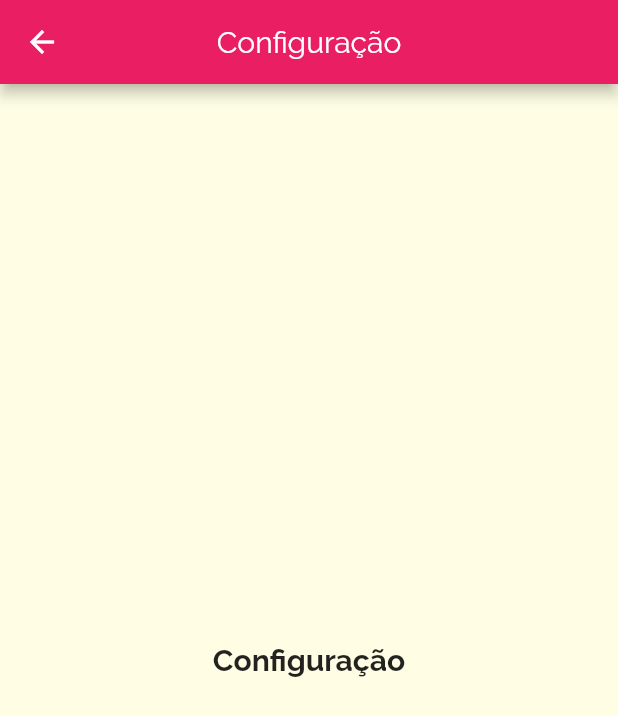
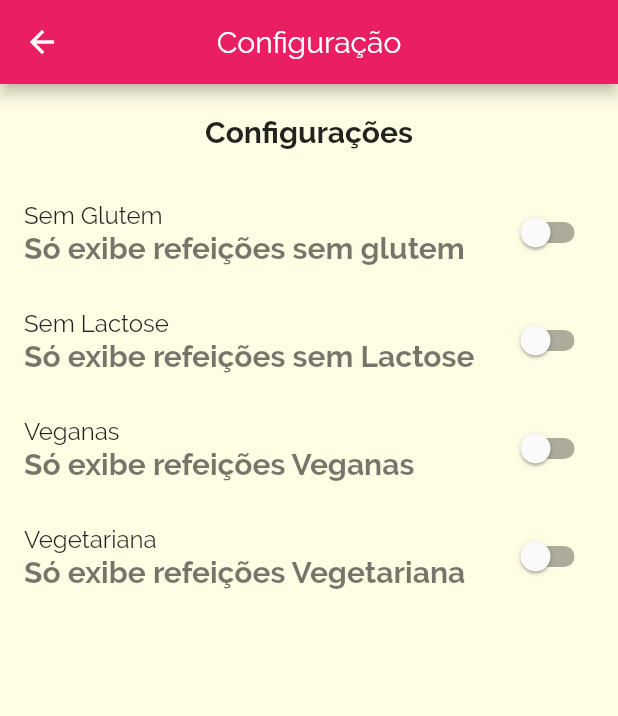
Before and after one commit to Anfacibry/navegacao, a Flutter app: the Configuracao screen opened by its route, on a phone screen of 412 x 824 dp. Shown: the top 716 px of the screen. Run offline on Flutter 3.47's test engine with Material 2 defaults, Android fonts, the phone set to English and light mode, and no system bars.

```diff
--- a/lib/screens/configuracao.dart
+++ b/lib/screens/configuracao.dart
@@ -1,7 +1,28 @@
 import 'package:flutter/material.dart';
+import 'package:navegacao/models/settings.dart';
 
-class Configuracao extends StatelessWidget {
+class Configuracao extends StatefulWidget {
   const Configuracao({Key? key}) : super(key: key);
+
+  @override
+  _ConfiguracaoState createState() => _ConfiguracaoState();
+}
+
+class _ConfiguracaoState extends State<Configuracao> {
+  var settings = Settings();
+  Widget _createSwitch(
+    String titulo,
+    String subtitulo,
+    bool valor,
+    void Function(bool) fun,
+  ) {
+    return SwitchListTile.adaptive(
+      title: Text(titulo),
+      subtitle: Text(subtitulo),
+      value: valor,
+      onChanged: fun,
+    );
+  }
 
   @override
   Widget build(BuildContext context) {
@@ -16,9 +37,46 @@ class Configuracao extends StatelessWidget {
           centerTitle: true,
           title: Text("Configuração"),
         ),
-      body: Center(
-        child: Text("Configuração"),
+        body: Column(
+          children: [
+            Container(
+              padding: const EdgeInsets.all(20),
+              child: Text(
+                "Configurações",
+                style: Theme.of(context).textTheme.bodyText2,
               ),
-    );
+            ),
+            Expanded(
+              child: ListView(
+                children: [
+                  _createSwitch(
+                    "Sem Glutem",
+                    "Só exibe refeições sem glutem",
+                    settings.isGlutenFree!,
+                    (valor) => setState(() => settings.isGlutenFree = valor),
+                  ),
+                  _createSwitch(
+                    "Sem Lactose",
+                    "Só exibe refeições sem Lactose",
+                    settings.isLactoseFree!,
+                    (valor) => setState(() => settings.isLactoseFree = valor),
+                  ),
+                  _createSwitch(
+                    "Veganas",
+                    "Só exibe refeições Veganas",
+                    settings.isVegan!,
+                    (valor) => setState(() => settings.isVegan = valor),
+                  ),
+                  _createSwitch(
+                    "Vegetariana",
+                    "Só exibe refeições Vegetariana",
+                    settings.isVegetarian!,
+                    (valor) => setState(() => settings.isVegetarian = valor),
+                  ),
+                ],
+              ),
+            ),
+          ],
+        ));
   }
 }
```
Lines whose indentation alone changed are shown as unchanged.
